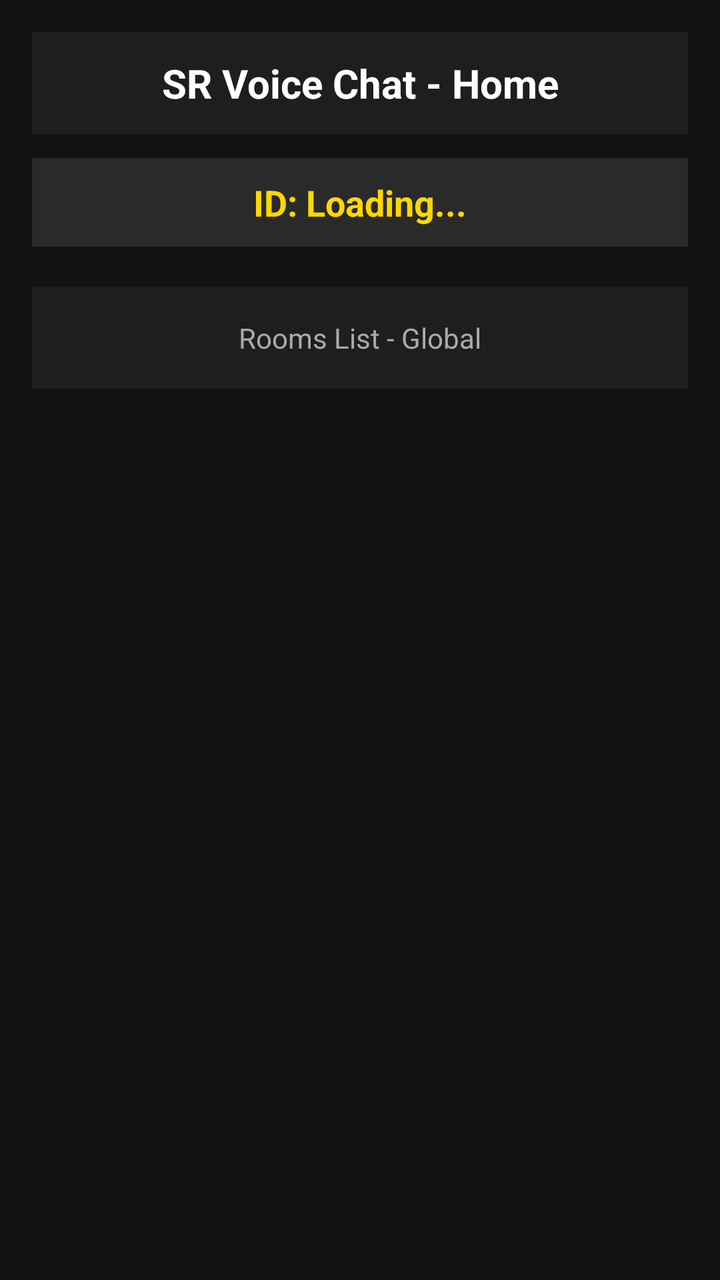
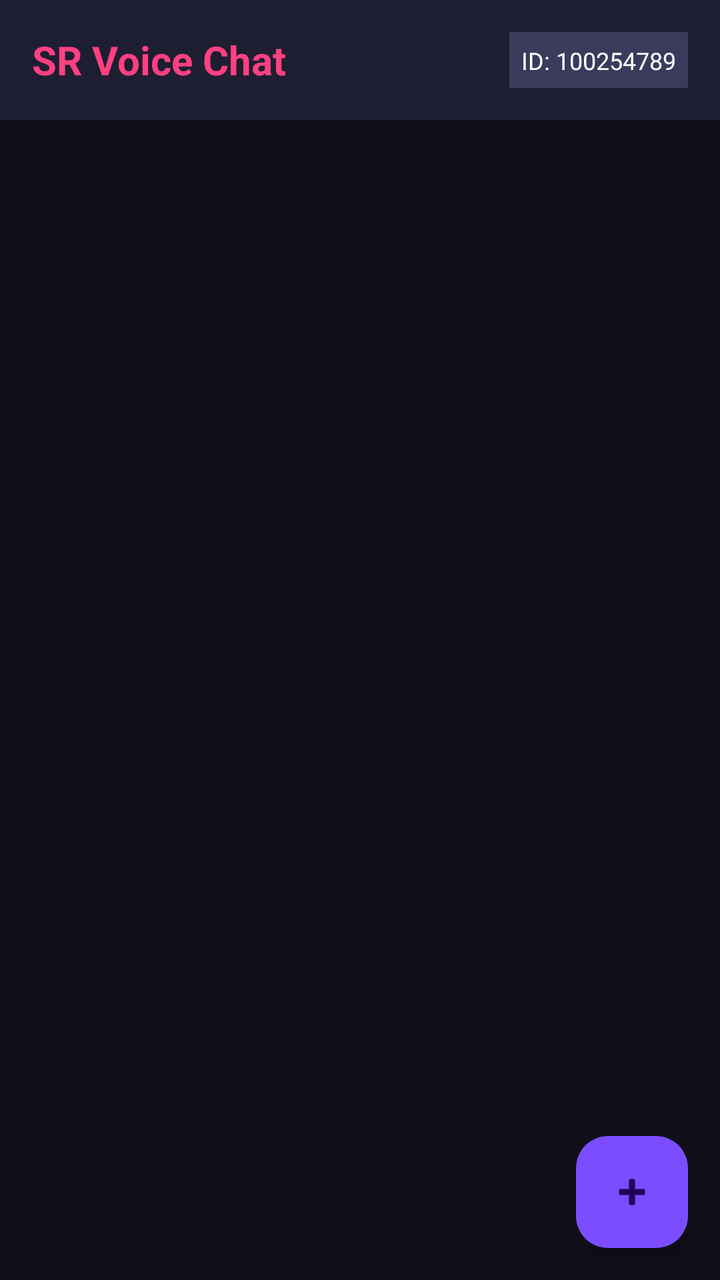

The first picture is an Android layout as it rendered before a commit; the second is the same layout after the commit. The layout source and the unified diff follow.
<!-- AndroidManifest.xml: application theme Theme.SRVoiceChat -->
<!-- res/layout/activity_home.xml -->
<?xml version="1.0" encoding="utf-8"?>
<LinearLayout xmlns:android="http://schemas.android.com/apk/res/android"
    android:layout_width="match_parent"
    android:layout_height="match_parent"
    android:orientation="vertical"
    android:background="#121212"
    android:padding="16dp">

    <TextView
        android:id="@+id/tvRoomName"
        android:layout_width="match_parent"
        android:layout_height="wrap_content"
        android:text="SR Voice Chat - Home"
        android:textColor="#FFFFFF"
        android:textSize="20sp"
        android:textStyle="bold"
        android:gravity="center"
        android:padding="12dp"
        android:background="#1E1E1E" />

    <TextView
        android:id="@+id/tvRoundHomeId"
        android:layout_width="match_parent"
        android:layout_height="wrap_content"
        android:text="ID: Loading..."
        android:textColor="#FFD700"
        android:textSize="18sp"
        android:textStyle="bold"
        android:gravity="center"
        android:layout_marginTop="12dp"
        android:padding="10dp"
        android:background="#2A2A2A" />

    <TextView
        android:id="@+id/tvMyIdDisplay"
        android:layout_width="match_parent"
        android:layout_height="wrap_content"
        android:text="Rooms List - Global"
        android:textColor="#AAAAAA"
        android:textSize="14sp"
        android:gravity="center"
        android:layout_marginTop="20dp"
        android:padding="16dp"
        android:background="#1E1E1E" />

    <androidx.recyclerview.widget.RecyclerView
        android:id="@+id/recyclerRooms"
        android:layout_width="match_parent"
        android:layout_height="0dp"
        android:layout_weight="1"
        android:layout_marginTop="16dp" />

</LinearLayout>
<!-- resources referenced by this layout -->
<resources>
  <style name="Theme.SRVoiceChat" parent="Theme.Material3.DayNight.NoActionBar">
          <item name="colorPrimary">#FF4081</item>
          <item name="android:statusBarColor">#FF4081</item>
          <item name="android:windowLightStatusBar">true</item>
      </style>
</resources>

<!-- the commit's change to res/layout/activity_home.xml (unified diff, before → after) -->
@@ -3,51 +3,53 @@
     android:layout_width="match_parent"
     android:layout_height="match_parent"
     android:orientation="vertical"
-    android:background="#121212"
-    android:padding="16dp">
+    android:background="#0F0F1A">
 
-    <TextView
-        android:id="@+id/tvRoomName"
+    
+    <LinearLayout
         android:layout_width="match_parent"
-        android:layout_height="wrap_content"
-        android:text="SR Voice Chat - Home"
-        android:textColor="#FFFFFF"
-        android:textSize="20sp"
-        android:textStyle="bold"
-        android:gravity="center"
-        android:padding="12dp"
-        android:background="#1E1E1E" />
+        android:layout_height="60dp"
+        android:orientation="horizontal"
+        android:gravity="center_vertical"
+        android:padding="16dp"
+        android:background="#1E1E32">
 
-    <TextView
-        android:id="@+id/tvRoundHomeId"
-        android:layout_width="match_parent"
-        android:layout_height="wrap_content"
-        android:text="ID: Loading..."
-        android:textColor="#FFD700"
-        android:textSize="18sp"
-        android:textStyle="bold"
-        android:gravity="center"
-        android:layout_marginTop="12dp"
-        android:padding="10dp"
-        android:background="#2A2A2A" />
+        <TextView
+            android:layout_width="0dp"
+            android:layout_height="wrap_content"
+            android:layout_weight="1"
+            android:text="SR Voice Chat"
+            android:textColor="#FF4081"
+            android:textSize="20sp"
+            android:textStyle="bold"/>
 
-    <TextView
-        android:id="@+id/tvMyIdDisplay"
-        android:layout_width="match_parent"
-        android:layout_height="wrap_content"
-        android:text="Rooms List - Global"
-        android:textColor="#AAAAAA"
-        android:textSize="14sp"
-        android:gravity="center"
-        android:layout_marginTop="20dp"
-        android:padding="16dp"
-        android:background="#1E1E1E" />
+        <TextView
+            android:id="@+id/tvUserId"
+            android:layout_width="wrap_content"
+            android:layout_height="wrap_content"
+            android:text="ID: 100254789"
+            android:textColor="#FFFFFF"
+            android:textSize="12sp"
+            android:background="#3A3A5C"
+            android:padding="6dp"/>
+    </LinearLayout>
 
+    
     <androidx.recyclerview.widget.RecyclerView
-        android:id="@+id/recyclerRooms"
+        android:id="@+id/rvRooms"
         android:layout_width="match_parent"
         android:layout_height="0dp"
         android:layout_weight="1"
-        android:layout_marginTop="16dp" />
+        android:padding="8dp"/>
+
+    
+    <com.google.android.material.floatingactionbutton.FloatingActionButton
+        android:id="@+id/fabCreateRoom"
+        android:layout_width="wrap_content"
+        android:layout_height="wrap_content"
+        android:layout_gravity="end"
+        android:layout_margin="16dp"
+        android:src="@android:drawable/ic_input_add"
+        android:backgroundTint="#7C4DFF"/>
 
 </LinearLayout>
